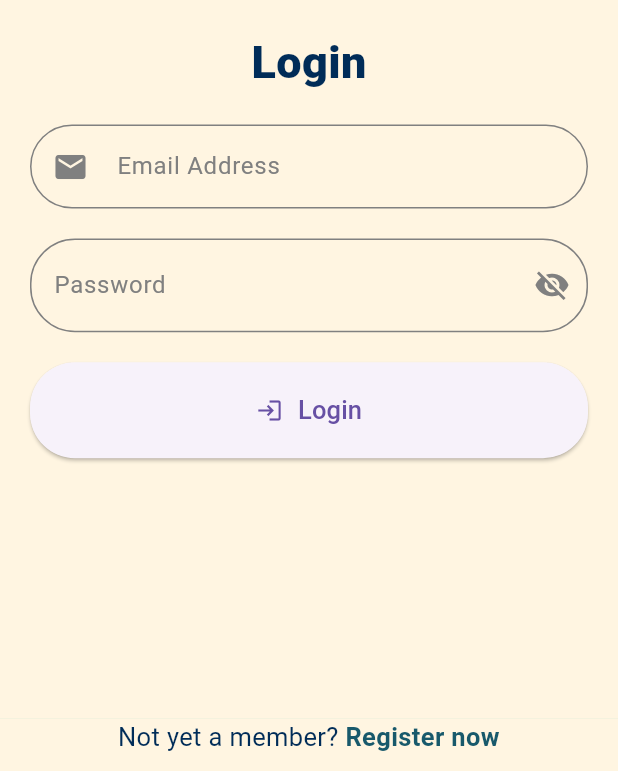
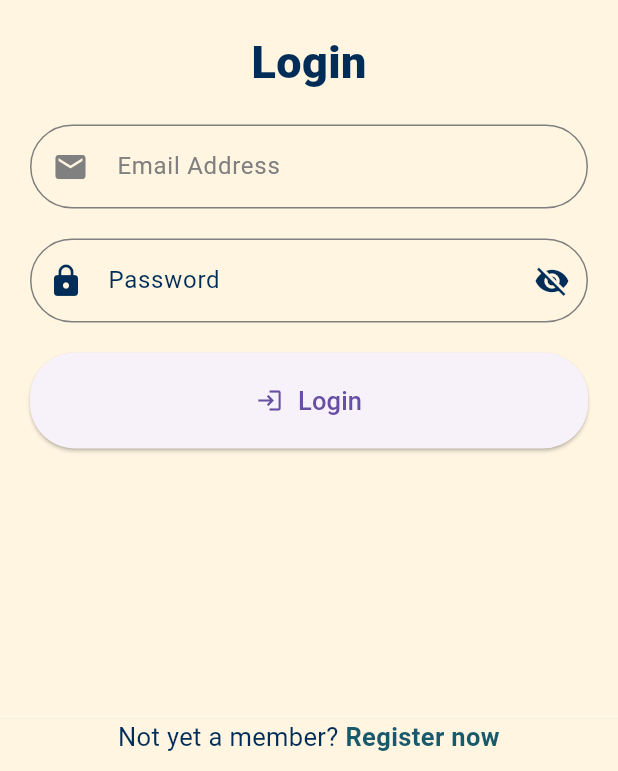
Before and after one commit to Yaj-t/CIS-2203-Mob-dev-finals-project, a Flutter app: the screen it shows after launch, on a phone screen of 412 x 824 dp, the part 465-1236 px from its top. Run offline on Flutter 3.47's test engine with Material 3 defaults, Android fonts, the phone set to English and light mode, and no system bars; our stand-ins replace firebase_auth, firebase_core, logger; missing offline and left inert: flutter_octicons; accounts and stored records are empty.

Commit message:
some design fix to text fields

```diff
--- a/flutter_application_1/lib/customtextformfield.dart
+++ b/flutter_application_1/lib/customtextformfield.dart
@@ -37,13 +37,13 @@ class _CustomTextFormFieldState extends State<CustomTextFormField> {
           color: _isFocused ? Color(0xff002c58) : Color(0xFF808080),
         ),
         hintText: widget.hintText,
-        enabledBorder: OutlineInputBorder(
+        enabledBorder: const OutlineInputBorder(
           borderRadius: BorderRadius.all(Radius.circular(30.0)),
           borderSide: BorderSide(
             color: Color(0xFF808080),
           ),
         ),
-        focusedBorder: OutlineInputBorder(
+        focusedBorder: const OutlineInputBorder(
           borderRadius: BorderRadius.all(Radius.circular(30.0)),
           borderSide: BorderSide(
             color: Color(0xff002c58),
--- a/flutter_application_1/lib/passwordfield.dart
+++ b/flutter_application_1/lib/passwordfield.dart
@@ -3,6 +3,7 @@ import 'package:flutter/material.dart';
 class PasswordField extends StatefulWidget {
   final String labelText;
   final String hintText;
+  final IconData iconData;
   final bool obscureText;
   final VoidCallback onTap;
 
@@ -10,6 +11,7 @@ class PasswordField extends StatefulWidget {
     Key? key,
     required this.labelText,
     required this.hintText,
+    required this.iconData,
     required this.obscureText,
     required this.onTap,
   }) : super(key: key);
@@ -23,35 +25,36 @@ class _PasswordFieldState extends State<PasswordField> {
 
   @override
   Widget build(BuildContext context) {
+    // Define a color that is visible regardless of focus state.
+    // Adjust this color to match your app's theme and ensure visibility.
+    Color iconColor = Color(0xff002c58); // Example color, adjust as needed.
+
     return TextFormField(
       obscureText: widget.obscureText,
       decoration: InputDecoration(
-        prefix: Container(
-          padding: const EdgeInsets.symmetric(horizontal: 15.0),
-          child: Icon(
-            Icons.lock,
-            color: _isFocused ? Color(0xff002c58) : Color(0xFF808080),
-          ),
+        prefixIcon: Icon(
+          widget.iconData,
+          color: iconColor, // Use the defined visible color here.
         ),
         suffixIcon: GestureDetector(
           onTap: widget.onTap,
           child: Icon(
             widget.obscureText ? Icons.visibility_off : Icons.visibility,
-            color: _isFocused ? Color(0xff002c58) : Color(0xFF808080),
+            color: iconColor, // Use the defined visible color here.
           ),
         ),
         labelText: widget.labelText,
         labelStyle: TextStyle(
-          color: _isFocused ? Color(0xff002c58) : Color(0xFF808080),
+          color: _isFocused ? Color(0xff002c58) : iconColor, // Adjusted for consistent visibility.
         ),
         hintText: widget.hintText,
-        enabledBorder: OutlineInputBorder(
+        enabledBorder: const OutlineInputBorder(
           borderRadius: BorderRadius.all(Radius.circular(30.0)),
           borderSide: BorderSide(
             color: Color(0xFF808080),
           ),
         ),
-        focusedBorder: OutlineInputBorder(
+        focusedBorder: const OutlineInputBorder(
           borderRadius: BorderRadius.all(Radius.circular(30.0)),
           borderSide: BorderSide(
             color: Color(0xff002c58),
@@ -69,7 +72,7 @@ class _PasswordFieldState extends State<PasswordField> {
         });
       },
       onChanged: (value) {
-        // Add any additional logic when the text changes
+        // Optional: Add any additional logic when the text changes
       },
     );
   }
```
